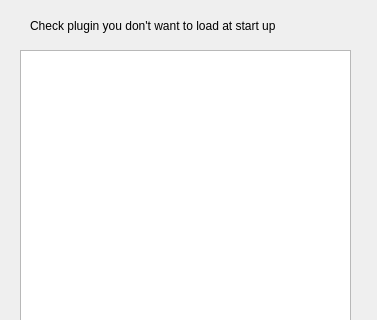
This is Polyhedron/demo/Polyhedron/Preferences.ui in CGAL/cgal as Qt 5 draws it before an edit; both pictures show x 0 to 377 and y 0 to 320 of the 377 by 503 pixel window. The edited form follows.
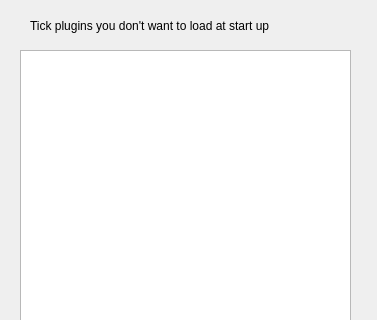
This is the edited form.

Patch:
```diff
--- a/Polyhedron/demo/Polyhedron/Preferences.ui
+++ b/Polyhedron/demo/Polyhedron/Preferences.ui
@@ -52,7 +52,7 @@
     </rect>
    </property>
    <property name="text">
-    <string>Check plugin you don't want to load at start up</string>
+    <string>Tick plugins you don't want to load at start up</string>
    </property>
   </widget>
  </widget>
```
